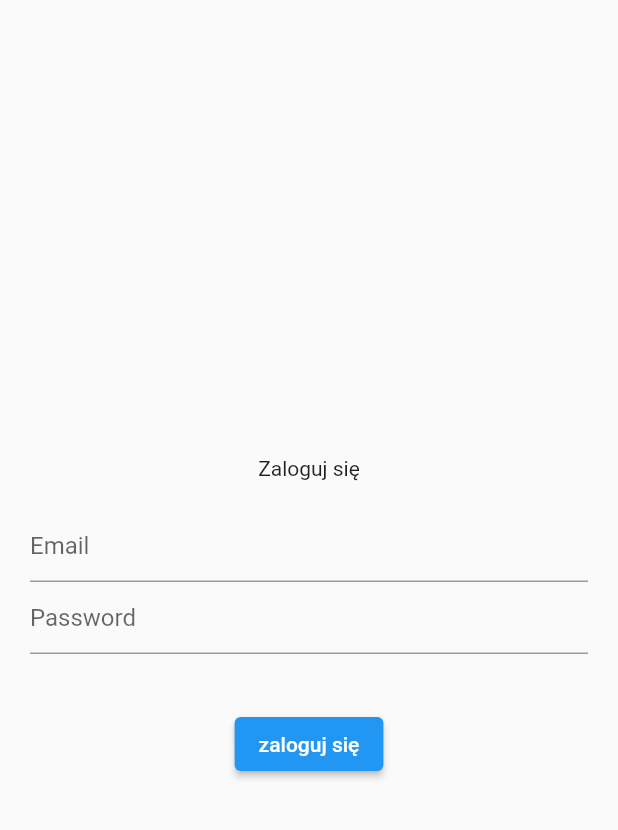
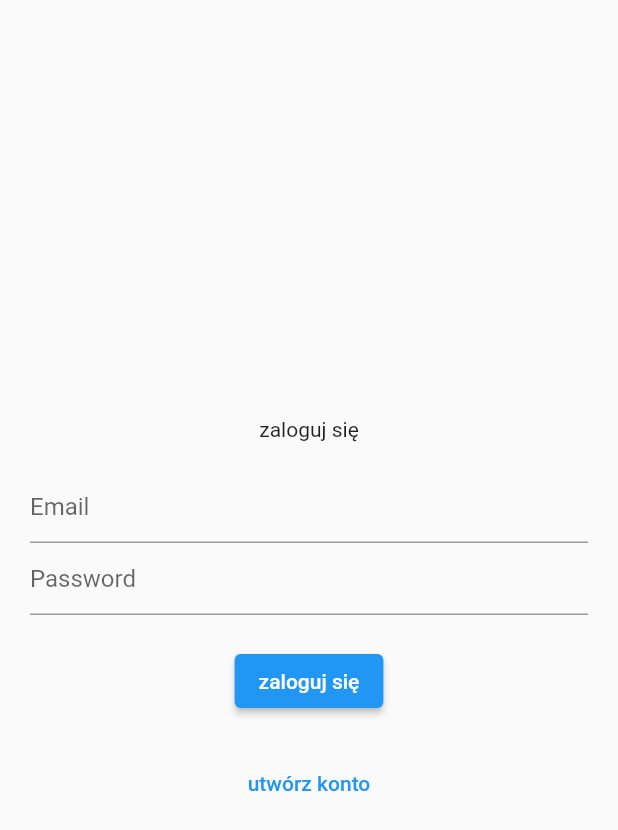
Before and after one commit to grzegorzcichon/Ocen_filament, a Flutter app: the screen it shows after launch, on a phone screen of 412 x 824 dp. Shown: the top 830 px of the screen. Run offline on Flutter 3.47's test engine with Material 2 defaults, Android fonts, the phone set to English and light mode, and no system bars; our stand-ins replace firebase_auth, firebase_core; accounts and stored records are empty.

Commit message:
Add registration

```diff
--- a/lib/app/login/login_page.dart
+++ b/lib/app/login/login_page.dart
@@ -16,6 +16,7 @@
 
 class _LoginPageState extends State<LoginPage> {
   var errorMessage = '';
+  var isCreatingAccount = false;
 
   @override
   Widget build(BuildContext context) {
@@ -26,7 +27,9 @@
           child: Column(
             mainAxisAlignment: MainAxisAlignment.center,
             children: [
-              const Text('Zaloguj się'),
+              Text(isCreatingAccount == true
+                  ? 'zarejestruj się'
+                  : 'zaloguj się'),
               const SizedBox(height: 20),
               TextField(
                 controller: widget.emailController,
@@ -37,10 +40,24 @@
                 decoration: const InputDecoration(hintText: 'Password'),
                 obscureText: true,
               ),
-              Text(errorMessage),
               const SizedBox(height: 20),
               ElevatedButton(
                 onPressed: () async {
+                  if (isCreatingAccount == true) {
+                    //rejsetracja
+                    try {
+                      await FirebaseAuth.instance
+                          .createUserWithEmailAndPassword(
+                        email: widget.emailController.text,
+                        password: widget.passwordController.text,
+                      );
+                    } catch (error) {
+                      setState(() {
+                        errorMessage = error.toString();
+                      });
+                    }
+                  } else {
+                    //logowanie
                     try {
                       await FirebaseAuth.instance.signInWithEmailAndPassword(
                         email: widget.emailController.text,
@@ -50,11 +67,36 @@
                       setState(() {
                         errorMessage = error.toString();
                       });
-                    print(error);
+                    }
                   }
                 },
-                child: const Text('zaloguj się'),
+                child: Text(isCreatingAccount == true
+                    ? 'zarejestruj się'
+                    : 'zaloguj się'),
               ),
+              const SizedBox(height: 20),
+              if (isCreatingAccount == false) ...[
+                TextButton(
+                  onPressed: () {
+                    setState(() {
+                      isCreatingAccount = true;
+                    });
+                  },
+                  child: const Text('utwórz konto'),
+                ),
+              ],
+              if (isCreatingAccount == true) ...[
+                TextButton(
+                  onPressed: () {
+                    setState(
+                      () {
+                        isCreatingAccount = false;
+                      },
+                    );
+                  },
+                  child: const Text('Masz już konto ?'),
+                ),
+              ]
             ],
           ),
         ),
```
Lines whose indentation alone changed are shown as unchanged.
